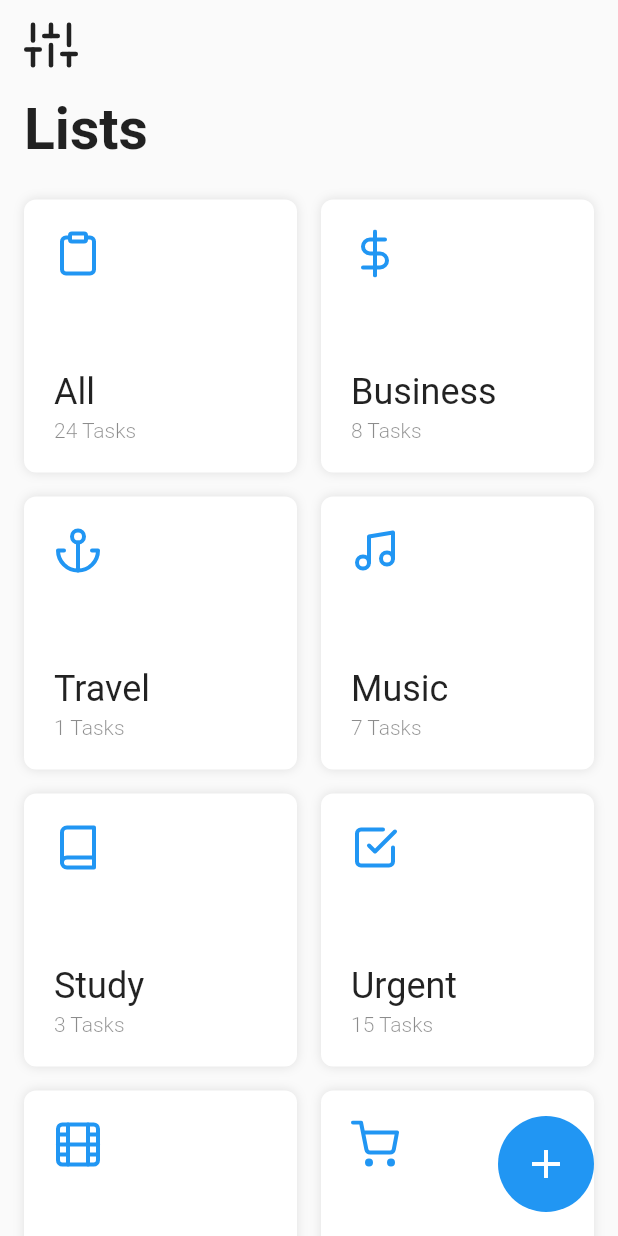
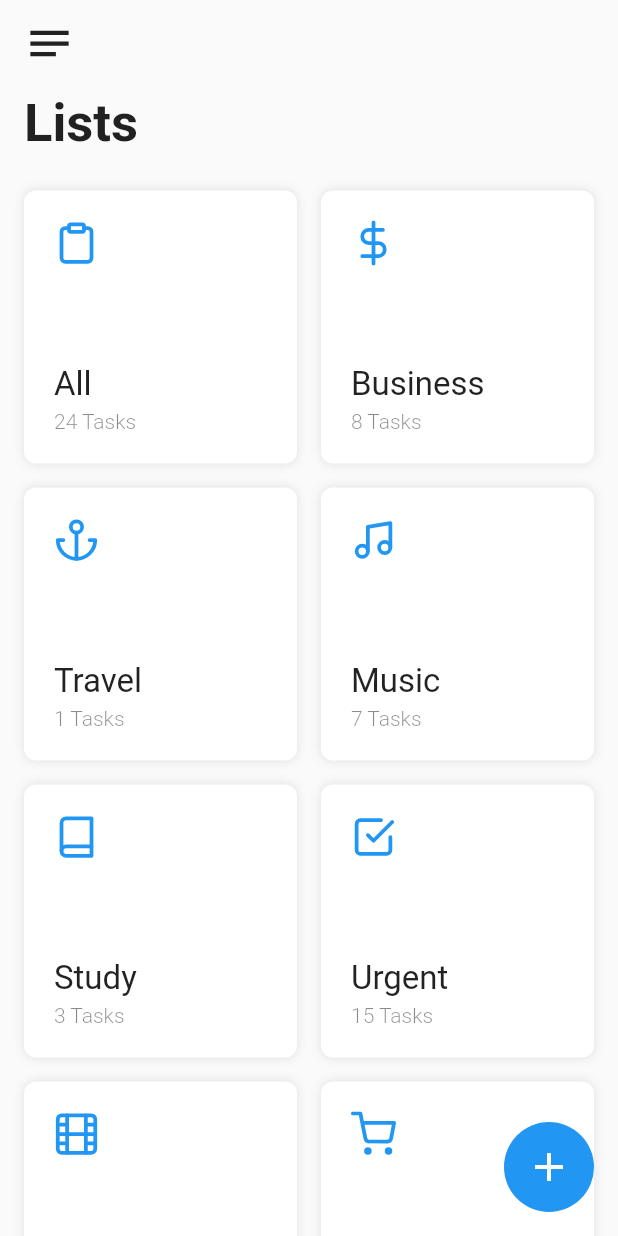
Before and after one commit to akhil-tj/To-Do-List-App, a Flutter app: the screen it shows after launch, on a phone screen of 412 x 824 dp. Run offline on Flutter 3.47's test engine with Material 2 defaults, Android fonts, the phone set to English and light mode, and no system bars; our stand-ins replace feather_icons_flutter, flutter_svg.

Commit message:
updated code base

```diff
--- a/lib/Home/home_page.dart
+++ b/lib/Home/home_page.dart
@@ -3,8 +3,10 @@ import 'package:to_do/Model/product_model.dart';
 import 'package:to_do/Product/product_details.dart';
 import 'package:feather_icons_flutter/feather_icons_flutter.dart';
 import 'package:flutter_svg/flutter_svg.dart';
+import 'package:to_do/Screens/add_task.dart';
 
 class HomePage extends StatelessWidget {
+  final GlobalKey<ScaffoldState> _drawerKey = GlobalKey();
   final List<ProductDataModel> productList = [
     ProductDataModel(myIcon: FeatherIcons.clipboard, heading: 'All', no: 24),
     ProductDataModel(
@@ -21,7 +23,21 @@ class HomePage extends StatelessWidget {
   @override
   Widget build(BuildContext context) {
     return Scaffold(
+      key: _drawerKey,
+      drawer: Drawer(
+        child: ListView(
+          children: [
+            ListTile(
+                leading: Icon(Icons.settings),
+                title: Text('Item 1'),
+                onTap: () {
+                  print('Item 1');
+                }),
+          ],
+        ),
+      ),
       floatingActionButton: Add(),
+      floatingActionButtonLocation: FloatingActionButtonLocation.endFloat,
       body: SafeArea(
         child: SingleChildScrollView(
           child: Padding(
@@ -34,14 +50,20 @@ class HomePage extends StatelessWidget {
                 ),
                 Padding(
                   padding: const EdgeInsets.only(left: 8.0),
-                  child: Icon(
-                    FeatherIcons.sliders,
-                    size: 36,
+                  child: GestureDetector(
+                    onTap: () {
+                      _drawerKey.currentState.openDrawer();
+                    },
+                    child: Container(
+                      height: 34,
+                      width: 34,
+                      child: SvgPicture.asset(
+                        'assets/icons/notes.svg',
+                        color: Colors.black87,
+                        semanticsLabel: 'menu icon',
+                      ),
+                    ),
                   ),
-                  // child: SvgPicture.asset(
-                  //   'assets/icons/facebook.svg',
-                  //   semanticsLabel: 'menu icon',
-                  // ),
                 ),
                 SizedBox(
                   height: 16,
@@ -53,7 +75,7 @@ class HomePage extends StatelessWidget {
                     style: TextStyle(
                         color: Colors.black87,
                         fontWeight: FontWeight.bold,
-                        fontSize: 38),
+                        fontSize: 35),
                   ),
                 ),
                 SizedBox(
@@ -92,13 +114,18 @@ class HomePage extends StatelessWidget {
 class Add extends StatelessWidget {
   @override
   Widget build(BuildContext context) {
-    return CircleAvatar(
-      radius: 32,
-      backgroundColor: Colors.blue,
-      child: Icon(
-        Icons.add,
-        color: Colors.white,
-        size: 32,
+    return GestureDetector(
+      onTap: () {
+        Navigator.pushNamed(context, AddTask.addTaskRoute);
+      },
+      child: CircleAvatar(
+        radius: 30,
+        backgroundColor: Colors.blue,
+        child: Icon(
+          Icons.add,
+          color: Colors.white,
+          size: 32,
+        ),
       ),
     );
   }
--- a/lib/Product/product_details.dart
+++ b/lib/Product/product_details.dart
@@ -1,4 +1,5 @@
 import 'package:flutter/material.dart';
+import 'package:to_do/Screens/product_info.dart';
 
 class ProductCard extends StatelessWidget {
   final IconData myIcon;
@@ -11,7 +12,7 @@ class ProductCard extends StatelessWidget {
   Widget build(BuildContext context) {
     return GestureDetector(
       onTap: () {
-        print('Hello World');
+        Navigator.pushNamed(context, ProductInformation.productInfoRoute);
       },
       child: Container(
         margin: EdgeInsets.all(8),
@@ -34,7 +35,7 @@ class ProductCard extends StatelessWidget {
           children: [
             Icon(
               myIcon,
-              size: 32,
+              size: 30,
               color: Colors.blue,
             ),
             Column(
@@ -42,7 +43,7 @@ class ProductCard extends StatelessWidget {
               children: [
                 Text(
                   heading,
-                  style: TextStyle(fontSize: 24),
+                  style: TextStyle(fontSize: 22),
                 ),
                 SizedBox(
                   height: 4,
--- a/lib/main.dart
+++ b/lib/main.dart
@@ -1,5 +1,7 @@
 import 'package:flutter/material.dart';
 import 'package:to_do/Home/home_page.dart';
+import 'package:to_do/Screens/add_task.dart';
+import 'package:to_do/Screens/product_info.dart';
 
 void main() {
   runApp(MyApp());
@@ -12,6 +14,10 @@ class MyApp extends StatelessWidget {
       debugShowCheckedModeBanner: false,
       title: 'To Do List',
       home: HomePage(),
+      routes: {
+        ProductInformation.productInfoRoute: (context) => ProductInformation(),
+        AddTask.addTaskRoute: (context) => AddTask(),
+      },
     );
   }
 }
--- a/pubspec.yaml
+++ b/pubspec.yaml
@@ -31,6 +31,8 @@ dependencies:
   # font_awesome_flutter: ^8.8.1
   feather_icons_flutter: ^4.7.4
   flutter_svg: ^0.18.1
+  sqflite: ^1.3.1+1
+  path_provider: ^1.6.14
 
 dev_dependencies:
   flutter_test:
```
Also changed, not shown: lib/Screens/add_task.dart (added, +130 -0 lines), lib/Screens/product_info.dart (added, +196 -0 lines), assets/icons/facebook.svg (deleted), assets/icons/menu.svg (deleted), assets/icons/notes.svg (added), assets/icons/ubuntu.svg (deleted), pubspec.lock.
